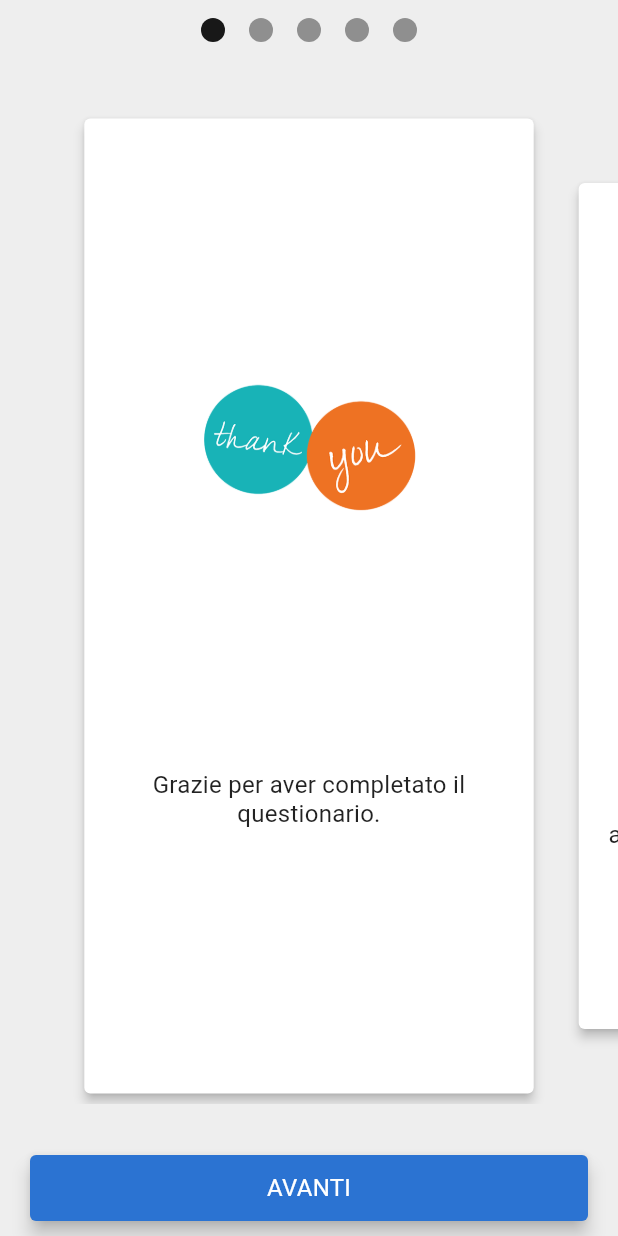
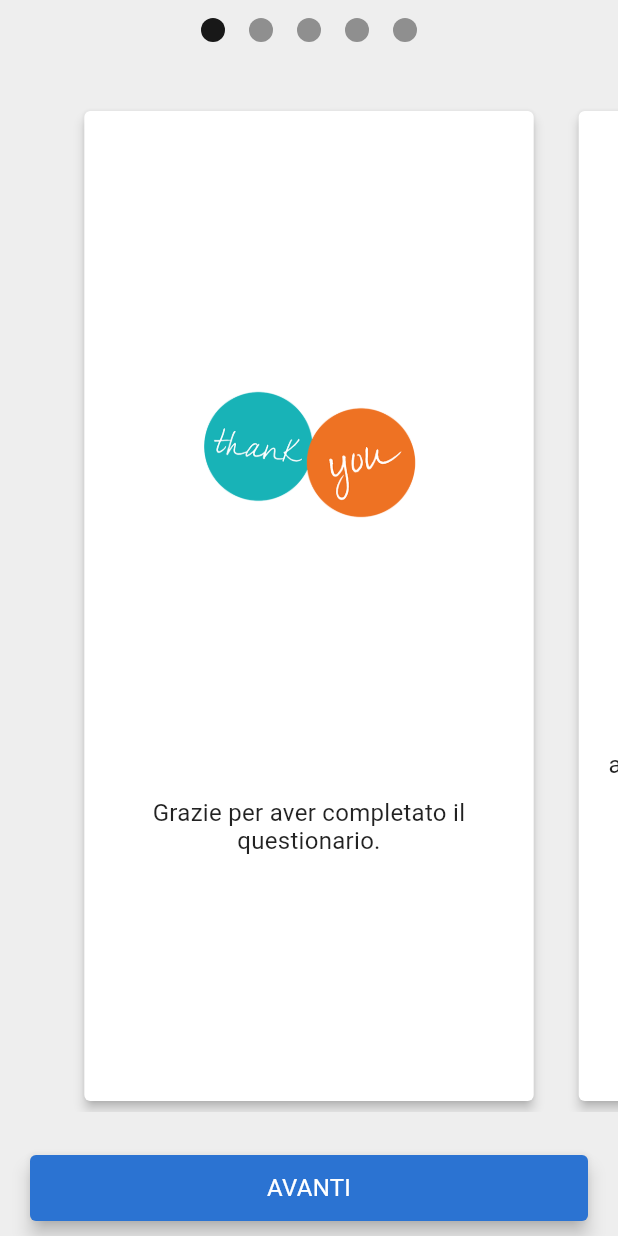
Before and after one commit to frilli31/fake-reviews, a Flutter app: the InstructionScreen screen opened directly, on a phone screen of 412 x 824 dp. Run offline on Flutter 3.47's test engine with Material 2 defaults, Android fonts, the light colour scheme and no system bars; drawn by our look-alikes of carousel_slider; our stand-ins replace device_info, numberpicker, scrollable_positioned_list.

Commit message:
chore: added always visible scrollbar (it required fixing some heights), added some paddings

```diff
--- a/lib/screens/3_instruction_screen.dart
+++ b/lib/screens/3_instruction_screen.dart
@@ -17,16 +17,18 @@ class InstructionScreen extends StatefulWidget {
 
 class _Instruction extends State<InstructionScreen> {
   final CarouselController _controller = CarouselController();
+  final List<ScrollController> _scrollControllers =
+      List.generate(instructions.length, (index) => ScrollController());
   int _current = 0;
 
   @override
   Widget build(BuildContext context) {
-    final height = MediaQuery.of(context).size.height;
+    final height = MediaQuery.of(context).size.height -
+        MediaQuery.of(context).padding.vertical;
     return SafeArea(
       child: Scaffold(
-        body: Container(
-            constraints: BoxConstraints.expand(),
-            child: Column(
+          body: Column(
+              mainAxisSize: MainAxisSize.max,
               mainAxisAlignment: MainAxisAlignment.spaceBetween,
               children: [
             Row(
@@ -38,8 +40,8 @@ class _Instruction extends State<InstructionScreen> {
                   child: Container(
                       width: 16.0,
                       height: 16.0,
-                            margin: EdgeInsets.symmetric(
-                                vertical: 12.0, horizontal: 8.0),
+                      margin:
+                          EdgeInsets.symmetric(vertical: 12.0, horizontal: 8.0),
                       decoration: BoxDecoration(
                         shape: BoxShape.circle,
                         color: _current == index
@@ -50,23 +52,29 @@ class _Instruction extends State<InstructionScreen> {
               }).toList(),
             ),
             CarouselSlider(
-                    items: instructions
-                        .map((item) => Card(
+              items: instructions.map((item) {
+                int index = instructions.indexOf(item);
+                return Card(
+                    child: Scrollbar(
+                        controller: _scrollControllers[index],
+                        isAlwaysShown: true,
                         child: SingleChildScrollView(
+                          controller: _scrollControllers[index],
                           padding: EdgeInsets.symmetric(
                               horizontal: 16.0, vertical: 4),
-                                  child: Container(
+                          child: ConstrainedBox(
                               constraints: BoxConstraints(
                                 minHeight: height - 182,
                               ),
                               child: Column(
-                                        mainAxisSize: MainAxisSize.min,
+                                mainAxisSize: MainAxisSize.max,
                                 mainAxisAlignment:
                                     MainAxisAlignment.spaceEvenly,
-                                        crossAxisAlignment:
-                                            CrossAxisAlignment.center,
+                                crossAxisAlignment: CrossAxisAlignment.center,
                                 children: [
-                                          ConstrainedBox(
+                                  Container(
+                                    height: 150,
+                                    child: ConstrainedBox(
                                       constraints: BoxConstraints(
                                         maxWidth: 150,
                                         maxHeight: 150,
@@ -76,24 +84,25 @@ class _Instruction extends State<InstructionScreen> {
                                         fit: BoxFit.scaleDown,
                                       ),
                                     ),
-                                          Text(
+                                  ),
+                                  Padding(
+                                    padding: EdgeInsets.only(top: 4),
+                                    child: Text(
                                       item.text,
-                                            style: Theme.of(context)
-                                                .textTheme
-                                                .bodyText2,
+                                      style:
+                                          Theme.of(context).textTheme.bodyText2,
                                       textAlign: TextAlign.center,
                                       softWrap: true,
                                     ),
+                                  )
                                 ],
-                                      ))),
-                            ))
-                        .toList(),
+                              )),
+                        )));
+              }).toList(),
               carouselController: _controller,
               options: CarouselOptions(
-                        height: height - 160,
+                  height: height - 150,
                   enableInfiniteScroll: false,
-                        enlargeCenterPage: true,
-                        enlargeStrategy: CenterPageEnlargeStrategy.height,
                   onPageChanged: (index, reason) {
                     setState(() {
                       _current = index;
@@ -120,7 +129,6 @@ class _Instruction extends State<InstructionScreen> {
               },
             ),
           ])),
-      ),
     );
   }
 }
--- a/lib/screens/7_description_screen.dart
+++ b/lib/screens/7_description_screen.dart
@@ -15,7 +15,13 @@ class DescriptionScreen extends StatefulWidget {
 }
 
 class _DescriptionScreenState extends State<DescriptionScreen> {
-  var _controller = ScrollController();
+  var _controller;
+
+  @override
+  void initState() {
+    super.initState();
+    _controller = ScrollController();
+  }
 
   @override
   Widget build(BuildContext context) {
@@ -37,6 +43,9 @@ class _DescriptionScreenState extends State<DescriptionScreen> {
       child: SafeArea(
         child: Scaffold(
           body: Container(
+              child: Scrollbar(
+                  controller: _controller,
+                  isAlwaysShown: true,
                   child: SingleChildScrollView(
                       controller: _controller,
                       child: ConstrainedBox(
@@ -48,21 +57,19 @@ class _DescriptionScreenState extends State<DescriptionScreen> {
                           maxHeight: double.infinity,
                         ),
                         child: Column(
-                        mainAxisSize: MainAxisSize.min,
+                            mainAxisSize: MainAxisSize.max,
                             mainAxisAlignment: MainAxisAlignment.spaceEvenly,
                             crossAxisAlignment: CrossAxisAlignment.center,
                             children: [
                               Container(
+                                height: 3.0 /
+                                    10 *
+                                    MediaQuery.of(context).size.height,
                                 constraints: BoxConstraints(
-                              maxWidth: MediaQuery
-                                  .of(context)
-                                  .size
-                                  .width,
-                              maxHeight:
-                              3.0 / 10 * MediaQuery
-                                  .of(context)
-                                  .size
-                                  .height,
+                                  maxWidth: MediaQuery.of(context).size.width,
+                                  maxHeight: 3.0 /
+                                      10 *
+                                      MediaQuery.of(context).size.height,
                                 ),
                                 child: Card(
                                   margin: EdgeInsets.symmetric(
@@ -74,6 +81,7 @@ class _DescriptionScreenState extends State<DescriptionScreen> {
                                 ),
                               ),
                               Container(
+                                padding: EdgeInsets.symmetric(vertical: 4),
                                 width: double.infinity,
                                 child: Column(
                                   children: phrases,
@@ -81,7 +89,7 @@ class _DescriptionScreenState extends State<DescriptionScreen> {
                                 ),
                               ),
                             ]),
-                  ))),
+                      )))),
           bottomNavigationBar: BottomButton(
             text: "Avanti",
             onPressed: () {
```
Also changed, not shown: pubspec.lock. Lines whose indentation alone changed are shown as unchanged.
